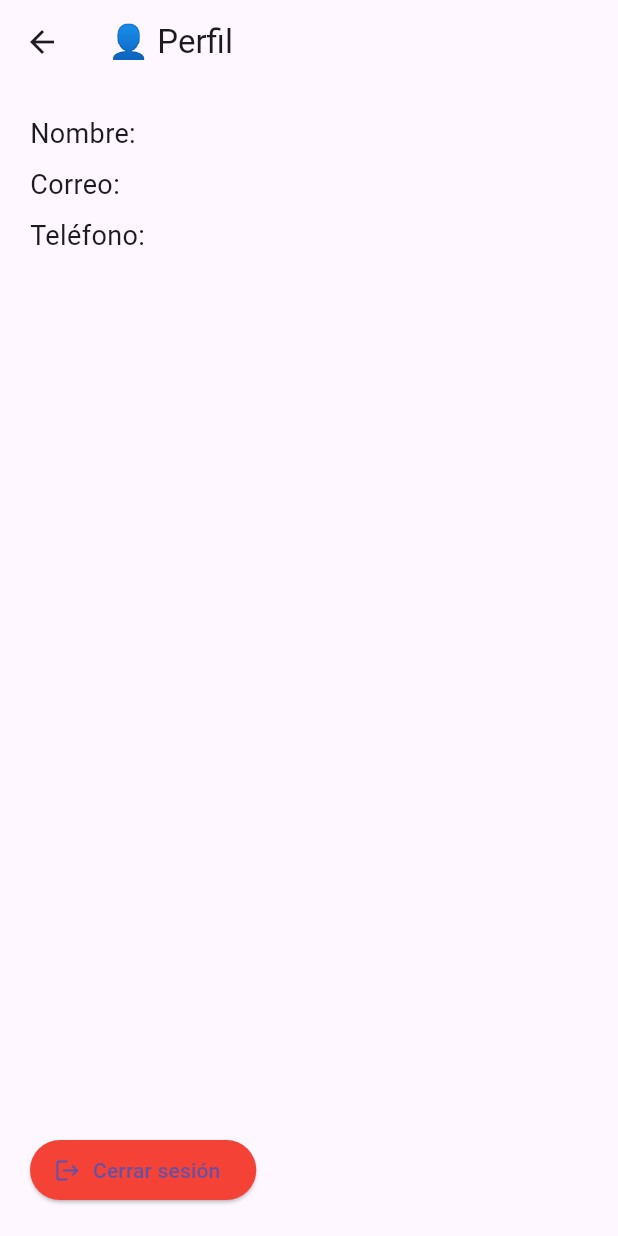
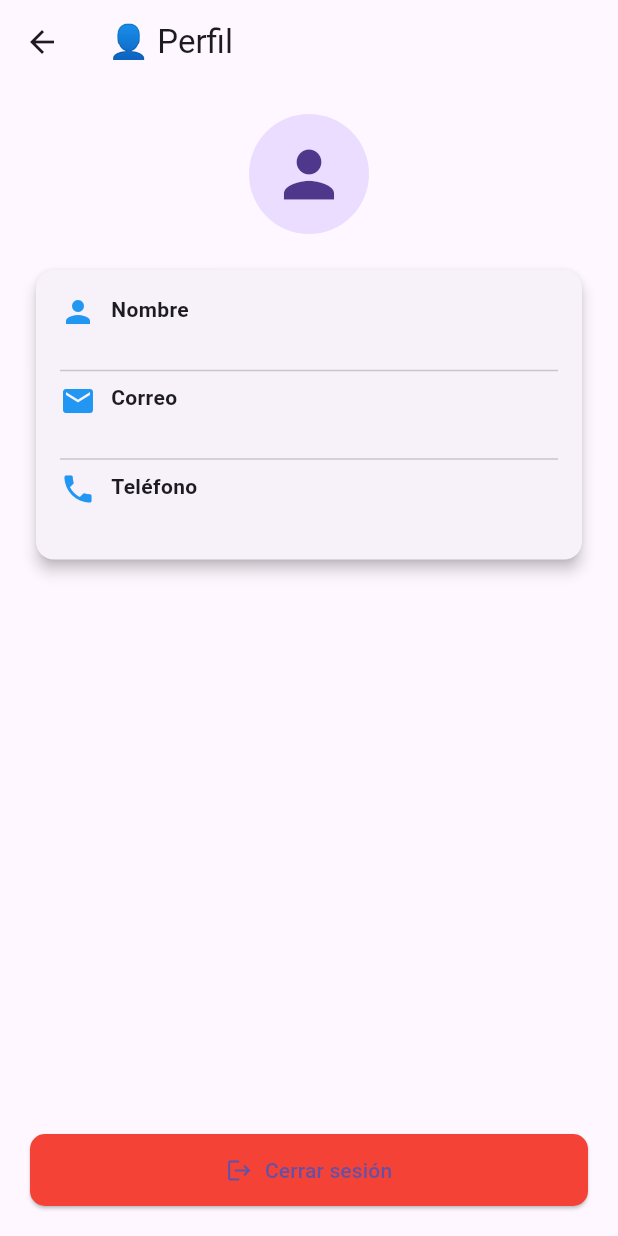
Before and after one commit to MrPol4r/Proyecto_Moviles_II_Huallpa-Escobar-Anahua-Zevallos-Salinas-Soto, a Flutter app: the ProfileScreen screen opened directly, on a phone screen of 412 x 824 dp. Run offline on Flutter 3.47's test engine with Material 3 defaults, Android fonts, the phone set to English and light mode, and no system bars; our stand-ins replace cloud_firestore, firebase_core, image_picker; accounts and stored records are empty.

Commit message:
Mejorar la vista del Perfil de Usuario (#19)

```diff
--- a/proyecto_moviles_2/lib/screens/profile_screen.dart
+++ b/proyecto_moviles_2/lib/screens/profile_screen.dart
@@ -40,40 +40,77 @@ class _ProfileScreenState extends State<ProfileScreen> {
       return const Center(child: Text('No se pudo cargar el perfil.'));
     }
 
+    final nombre = _userData!['nombre'] ?? 'Sin nombre';
+    final correo = _userData!['usuario'] ?? '';
+    final telefono = _userData!['telefono']?.toString() ?? 'No registrado';
+
     return Scaffold(
       appBar: AppBar(title: const Text('👤 Perfil')),
       body: Padding(
         padding: const EdgeInsets.all(20),
         child: Column(
-          crossAxisAlignment: CrossAxisAlignment.start,
           children: [
-            Text(
-              'Nombre: ${_userData!['nombre'] ?? 'Sin nombre'}',
-              style: const TextStyle(fontSize: 18),
+            const CircleAvatar(
+              radius: 40,
+              child: Icon(Icons.person, size: 50),
             ),
-            const SizedBox(height: 8),
-            Text(
-              'Correo: ${_userData!['usuario'] ?? ''}',
-              style: const TextStyle(fontSize: 18),
+            const SizedBox(height: 20),
+            Card(
+              shape: RoundedRectangleBorder(borderRadius: BorderRadius.circular(12)),
+              elevation: 4,
+              child: Padding(
+                padding: const EdgeInsets.all(16),
+                child: Column(
+                  children: [
+                    _buildRow(Icons.person, 'Nombre', nombre),
+                    const Divider(),
+                    _buildRow(Icons.email, 'Correo', correo),
+                    const Divider(),
+                    _buildRow(Icons.phone, 'Teléfono', telefono),
+                  ],
                 ),
-            const SizedBox(height: 8),
-            Text(
-              'Teléfono: ${_userData!['telefono'] ?? 'No registrado'}',
-              style: const TextStyle(fontSize: 18),
+              ),
             ),
             const Spacer(),
-            ElevatedButton.icon(
+            SizedBox(
+              width: double.infinity,
+              child: ElevatedButton.icon(
                 onPressed: () {
                   AuthService.logout();
                   Navigator.pushReplacementNamed(context, '/');
                 },
                 icon: const Icon(Icons.logout),
                 label: const Text('Cerrar sesión'),
-              style: ElevatedButton.styleFrom(backgroundColor: Colors.red),
+                style: ElevatedButton.styleFrom(
+                  backgroundColor: Colors.red,
+                  padding: const EdgeInsets.symmetric(vertical: 14),
+                  shape: RoundedRectangleBorder(borderRadius: BorderRadius.circular(10)),
+                ),
+              ),
             ),
           ],
         ),
       ),
     );
   }
+
+  Widget _buildRow(IconData icon, String label, String value) {
+    return Row(
+      crossAxisAlignment: CrossAxisAlignment.start,
+      children: [
+        Icon(icon, color: Colors.blue),
+        const SizedBox(width: 10),
+        Expanded(
+          child: Column(
+            crossAxisAlignment: CrossAxisAlignment.start,
+            children: [
+              Text(label,
+                  style: const TextStyle(fontWeight: FontWeight.bold, fontSize: 14)),
+              Text(value, style: const TextStyle(fontSize: 16)),
+            ],
+          ),
+        ),
+      ],
+    );
   }
+}
```
Lines whose indentation alone changed are shown as unchanged.
